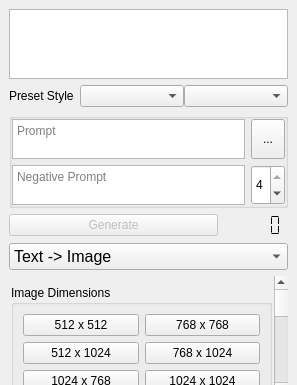
Before: the Qt Designer form leonardo_ai/view/dock.ui in rainu/krita-leonardo-ai, drawn with Qt 5; both pictures show x 0 to 297 and y 0 to 385 of the 297 by 793 pixel window.
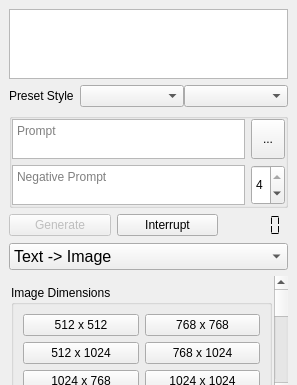
After: the same form once the commit is applied. Icons and pictures are not drawn.

Patch:
```diff
--- a/leonardo_ai/view/dock.ui
+++ b/leonardo_ai/view/dock.ui
@@ -317,6 +317,19 @@
          </property>
         </widget>
        </item>
+       <item>
+        <widget class="QPushButton" name="btnInterrupt">
+         <property name="sizePolicy">
+          <sizepolicy hsizetype="Expanding" vsizetype="Fixed">
+           <horstretch>0</horstretch>
+           <verstretch>0</verstretch>
+          </sizepolicy>
+         </property>
+         <property name="text">
+          <string>Interrupt</string>
+         </property>
+        </widget>
+       </item>
        <item alignment="Qt::AlignRight">
         <widget class="QLCDNumber" name="lcdBalance">
          <property name="frameShape">
```
